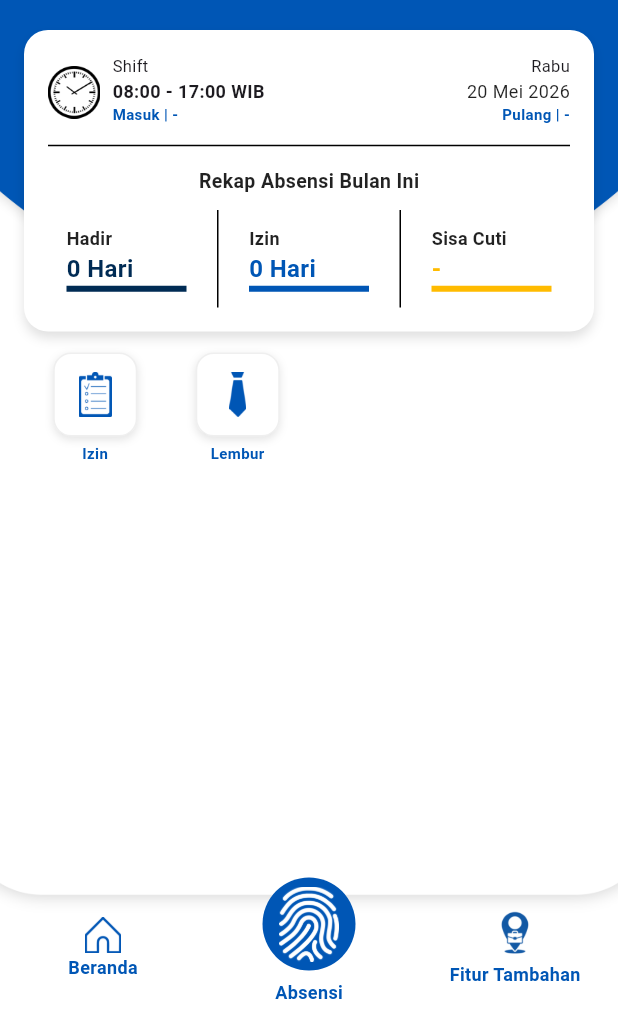
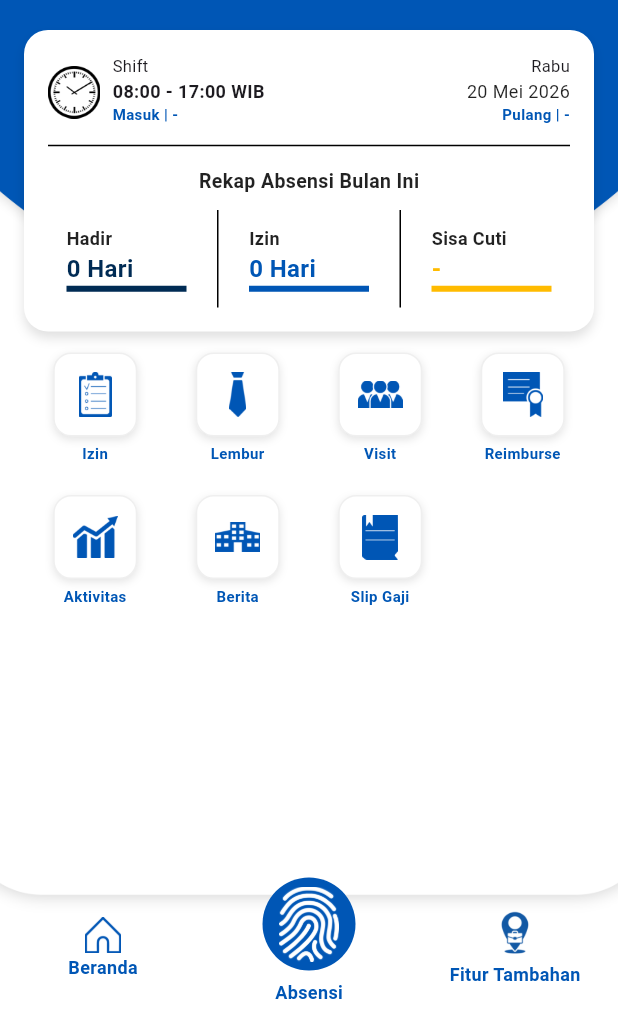
Before and after one commit to 10-Abel-01/Clockin, a Flutter app: the DashboardPage screen opened directly with empty values, on a phone screen of 412 x 824 dp, the part 222-1236 px from its top. Run offline on Flutter 3.47's test engine with Material 3 defaults, Android fonts, the phone set to English and light mode, and no system bars; our stand-ins replace camera, connectivity_plus, file_picker, flutter_dotenv, flutter_map, geolocator and 3 more; accounts and stored records are empty; network calls fail.

Commit message:
fix: dashboard

```diff
--- a/lib/view/pages/dashboard/dashboard_page.dart
+++ b/lib/view/pages/dashboard/dashboard_page.dart
@@ -338,31 +338,31 @@ class _DashboardPageState extends State<DashboardPage> {
                               'assets/img/Lembur.png',
                               () => Navigator.pushNamed(context, '/lembur'),
                             ),
-                            // _buildMenuItem(
-                            //   'Visit',
-                            //   'assets/img/Shift.png',
-                            //   () => Navigator.pushNamed(context, '/visit'),
-                            // ),
-                            // _buildMenuItem(
-                            //   'Reimburse',
-                            //   'assets/img/Reimburse.png',
-                            //   () => Navigator.pushNamed(context, '/reimburse'),
-                            // ),
-                            // _buildMenuItem(
-                            //   'Aktivitas',
-                            //   'assets/img/Aktivitas.png',
-                            //   () => Navigator.pushNamed(context, '/aktivitas'),
-                            // ),
-                            // _buildMenuItem(
-                            //   'Berita',
-                            //   'assets/img/Berita.png',
-                            //   () => Navigator.pushNamed(context, '/Berita'),
-                            // ),
-                            // _buildMenuItem(
-                            //   'Slip Gaji',
-                            //   'assets/img/Slip-Gaji.png',
-                            //   () => Navigator.pushNamed(context, '/slip-gaji'),
-                            // ),
+                            _buildMenuItem(
+                              'Visit',
+                              'assets/img/Shift.png',
+                              () => Navigator.pushNamed(context, '/visit'),
+                            ),
+                            _buildMenuItem(
+                              'Reimburse',
+                              'assets/img/Reimburse.png',
+                              () => Navigator.pushNamed(context, '/reimburse'),
+                            ),
+                            _buildMenuItem(
+                              'Aktivitas',
+                              'assets/img/Aktivitas.png',
+                              () => Navigator.pushNamed(context, '/aktivitas'),
+                            ),
+                            _buildMenuItem(
+                              'Berita',
+                              'assets/img/Berita.png',
+                              () => Navigator.pushNamed(context, '/Berita'),
+                            ),
+                            _buildMenuItem(
+                              'Slip Gaji',
+                              'assets/img/Slip-Gaji.png',
+                              () => Navigator.pushNamed(context, '/slip-gaji'),
+                            ),
                           ],
                         ),
                       ),
```
Also changed, not shown: 1 other file.
